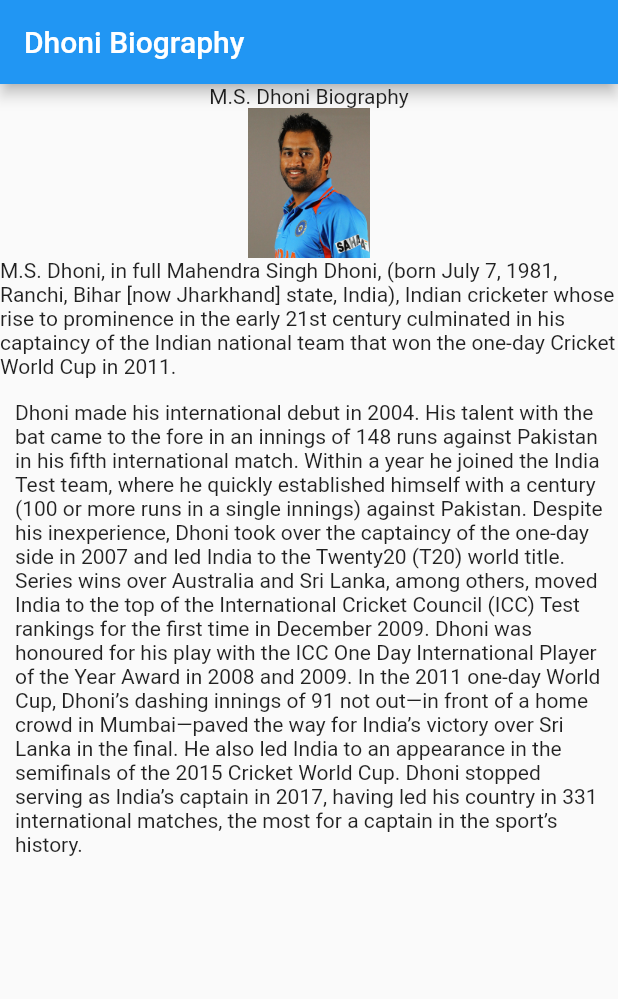
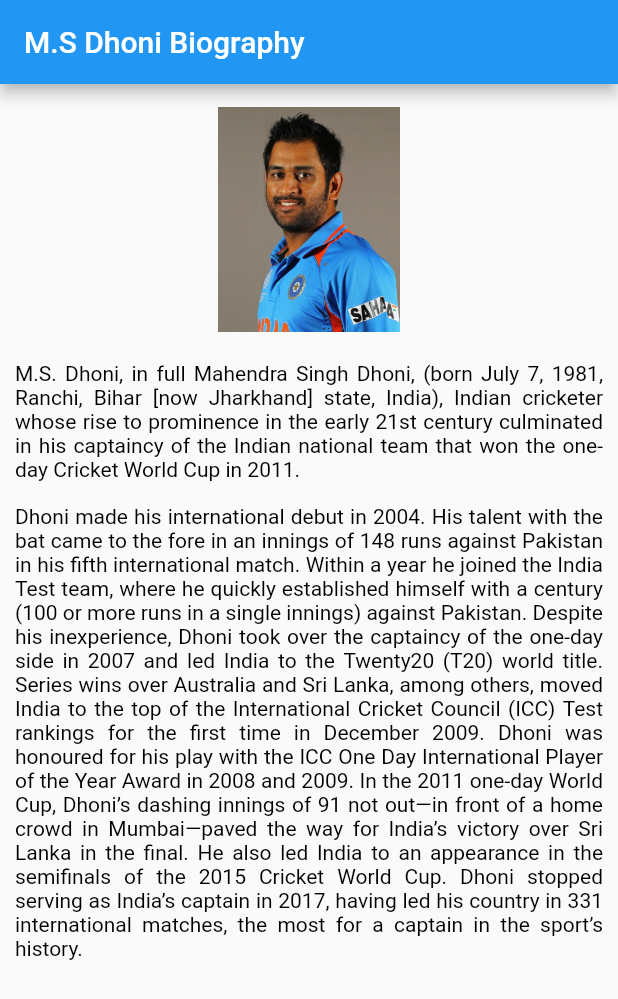
Before and after one commit to rajeshlakkakula-dev/dhoni_bio, a Flutter app: the screen it shows after launch, on a phone screen of 412 x 824 dp. Shown: the top 999 px of the screen. Run offline on Flutter 3.47's test engine with Material 2 defaults, Android fonts, the phone set to English and light mode, and no system bars.

Commit message:
This commit contains code of M.S Dhoni Bio Sample app Added String files and updated dart code.

```diff
--- a/lib/Strings.dart
+++ b/lib/Strings.dart
@@ -1,7 +1,7 @@
 class Strings{
 
-  static const String name = "";
-
-
+  static const String name = "M.S Dhoni Biography";
+  static const String para_one = "M.S. Dhoni, in full Mahendra Singh Dhoni, (born July 7, 1981, Ranchi, Bihar [now Jharkhand] state, India), Indian cricketer whose rise to prominence in the early 21st century culminated in his captaincy of the Indian national team that won the one-day Cricket World Cup in 2011.";
+  static const String para_two = "Dhoni made his international debut in 2004. His talent with the bat came to the fore in an innings of 148 runs against Pakistan in his fifth international match. Within a year he joined the India Test team, where he quickly established himself with a century (100 or more runs in a single innings) against Pakistan. Despite his inexperience, Dhoni took over the captaincy of the one-day side in 2007 and led India to the Twenty20 (T20) world title. Series wins over Australia and Sri Lanka, among others, moved India to the top of the International Cricket Council (ICC) Test rankings for the first time in December 2009. Dhoni was honoured for his play with the ICC One Day International Player of the Year Award in 2008 and 2009. In the 2011 one-day World Cup, Dhoni’s dashing innings of 91 not out—in front of a home crowd in Mumbai—paved the way for India’s victory over Sri Lanka in the final. He also led India to an appearance in the semifinals of the 2015 Cricket World Cup. Dhoni stopped serving as India’s captain in 2017, having led his country in 331 international matches, the most for a captain in the sport’s history.";
 
 }
--- a/lib/main.dart
+++ b/lib/main.dart
@@ -1,3 +1,4 @@
+import 'package:dhoni_bio/Strings.dart';
 import 'package:flutter/material.dart';
 
 void main() {
@@ -12,24 +13,27 @@ class MyApp extends StatelessWidget {
       title: 'Dhoni Bio',
       home: Scaffold(
         appBar: AppBar(
-          title: Text('Dhoni Biography'),
+          title: Text(Strings.name),
         ),
       body: SingleChildScrollView(
         scrollDirection: Axis.vertical,
-
         child:Column(
-
           children: [
-
             Container(
+                margin: EdgeInsets.only(left: 10,top: 15,right: 10,bottom: 0),
               child: Column(
                 children: [
-                  Text('M.S. Dhoni Biography'),
                   Image.asset('images/dhoni.jpg',
                     width: 250,
-                    height: 100
+                    height: 150
                   ),
-                  Text('M.S. Dhoni, in full Mahendra Singh Dhoni, (born July 7, 1981, Ranchi, Bihar [now Jharkhand] state, India), Indian cricketer whose rise to prominence in the early 21st century culminated in his captaincy of the Indian national team that won the one-day Cricket World Cup in 2011.'),
+
+                  Padding(
+                      padding: EdgeInsets.only(bottom: 20)
+                  ),
+
+                  Text(Strings.para_one , style: TextStyle(fontSize: 14,fontStyle: FontStyle.normal, color: Colors.black ) ,
+                    textAlign: TextAlign.justify,),
                 ],
               )
             ),
@@ -38,9 +42,9 @@ class MyApp extends StatelessWidget {
               child: Column(
                 children: [
                   Text(
-                      'Dhoni made his international debut in 2004. His talent with the bat came to the fore in an innings of 148 runs against Pakistan in his fifth international match. Within a year he joined the India Test team, where he quickly established himself with a century (100 or more runs in a single innings) against Pakistan. Despite his inexperience, Dhoni took over the captaincy of the one-day side in 2007 and led India to the Twenty20 (T20) world title. Series wins over Australia and Sri Lanka, among others, moved India to the top of the International Cricket Council (ICC) Test rankings for the first time in December 2009. Dhoni was honoured for his play with the ICC One Day International Player of the Year Award in 2008 and 2009. In the 2011 one-day World Cup, Dhoni’s dashing innings of 91 not out—in front of a home crowd in Mumbai—paved the way for India’s victory over Sri Lanka in the final. He also led India to an appearance in the semifinals of the 2015 Cricket World Cup. Dhoni stopped serving as India’s captain in 2017, having led his country in 331 international matches, the most for a captain in the sport’s history.'
-
-                  )
+                    Strings.para_two, style: TextStyle(fontSize: 14,fontStyle: FontStyle.normal, color: Colors.black ) ,
+                      textAlign: TextAlign.justify,
+                  ),
                 ],
               ),
             )
@@ -48,13 +52,8 @@ class MyApp extends StatelessWidget {
           ],
 
         ),
-
-
         ),
-
-
       ),
-
       );
   }
 }
```
Also changed, not shown: pubspec.lock.
